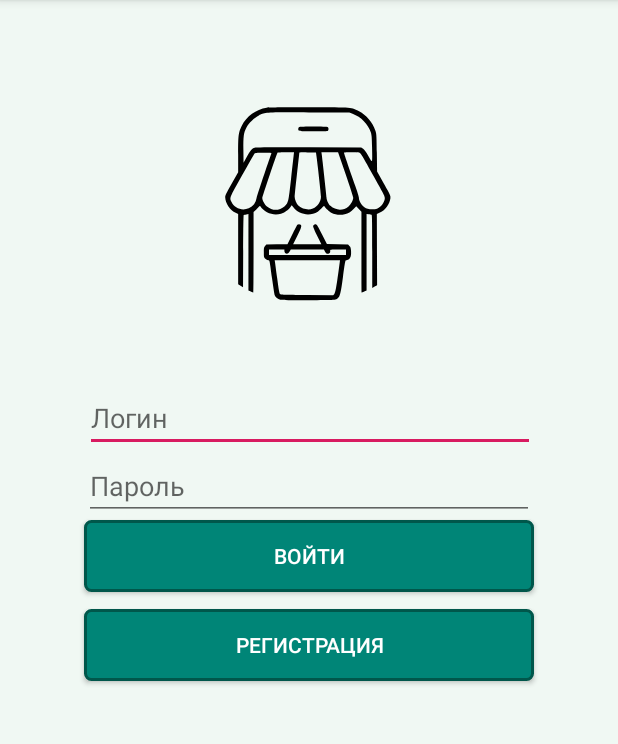
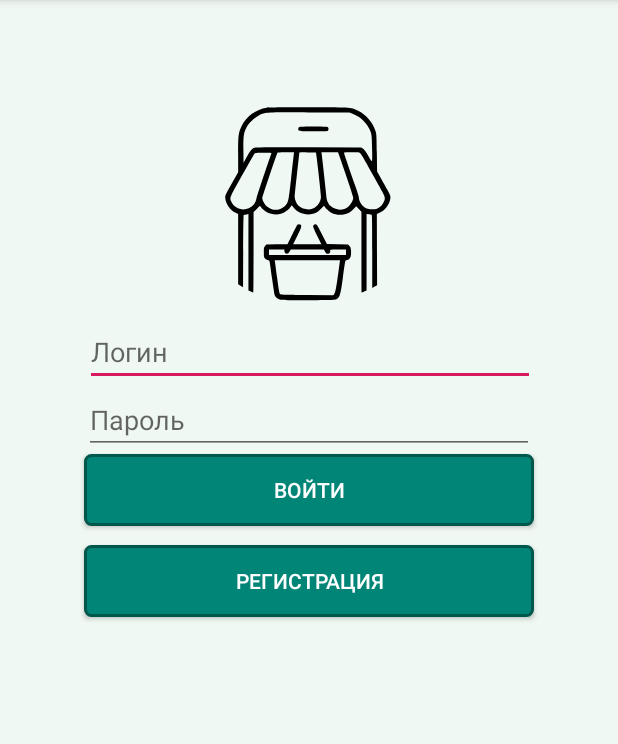
Before and after one commit to Elizaneu/ShoppingList, an Android app: the screen it shows after launch (AuthActivity), on a phone screen of 412 x 824 dp, the part 84-828 px from its top. Run offline under Robolectric (Android 15) with nearby library versions, the phone set to English and light mode, and no system bars.

Commit message:
last finish commit

```diff
--- a/Shopping List/app/src/main/res/layout/activity_auth.xml
+++ b/Shopping List/app/src/main/res/layout/activity_auth.xml
@@ -14,16 +14,18 @@
             android:src="@drawable/ic_icon"
             app:layout_constraintBottom_toBottomOf="parent" app:layout_constraintTop_toTopOf="parent"
             app:layout_constraintEnd_toEndOf="parent" app:layout_constraintStart_toStartOf="parent"
-            app:layout_constraintVertical_bias="0.053" app:layout_constraintHorizontal_bias="0.497"/>
+            app:layout_constraintVertical_bias="0.053" app:layout_constraintHorizontal_bias="0.497"
+            android:id="@+id/imageView2"/>
 
     <EditText
             android:id="@+id/ET_username"
             android:layout_width="300sp"
             android:layout_height="wrap_content"
-            android:hint="Логин" app:layout_constraintTop_toTopOf="parent"
+            android:hint="Логин"
             app:layout_constraintEnd_toEndOf="parent"
             app:layout_constraintStart_toStartOf="parent" app:layout_constraintBottom_toBottomOf="parent"
-            app:layout_constraintVertical_bias="0.354" app:layout_constraintHorizontal_bias="0.504"/>
+            app:layout_constraintHorizontal_bias="0.504"
+            app:layout_constraintTop_toBottomOf="@+id/imageView2" app:layout_constraintVertical_bias="0.01"/>
     <EditText
             android:id="@+id/ET_password"
             android:layout_width="300sp"
```
Also changed, not shown: Shopping List/app/src/main/res/layout/activity_registration.xml (+4 -4 lines), 1 other file.
